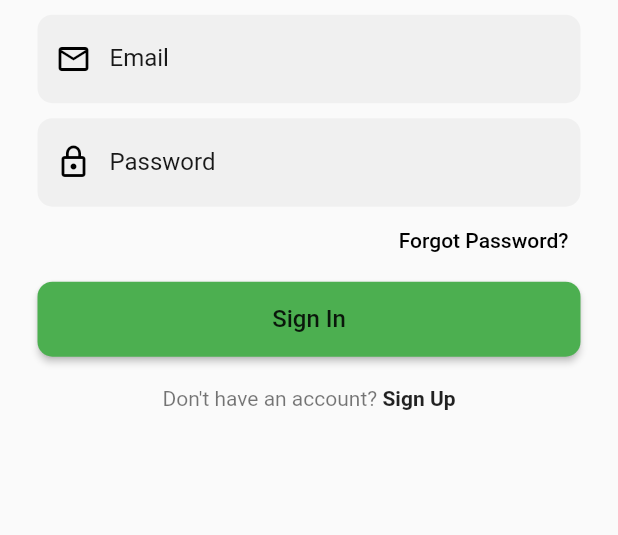
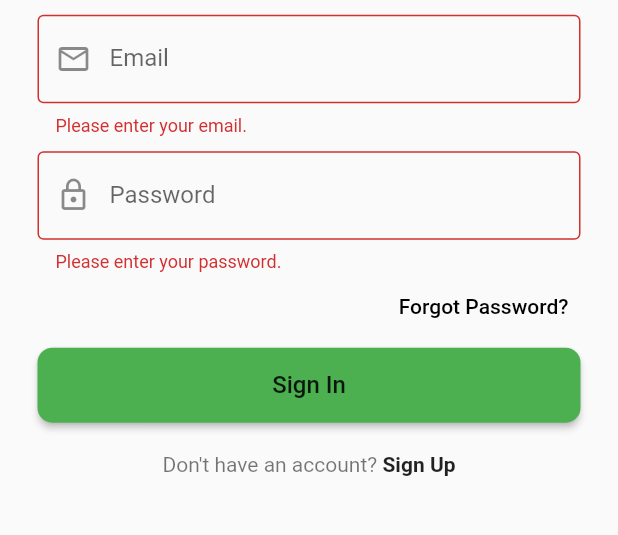
Before and after one commit to SimiAdeyemi/FitHub, a Flutter app: the screen it shows after launch, after a tap on "Sign In", on a phone screen of 412 x 824 dp, the part 336-871 px from its top. Run offline on Flutter 3.47's test engine with Material 2 defaults, Android fonts, the phone set to English and light mode, and no system bars; our stand-ins replace firebase_auth, firebase_core; accounts and stored records are empty.

Commit message:
Added validation of Email and Password TextFields (on SignInPage.dart), with error message appearing with incorrect input.

```diff
--- a/lib/LogInScreens/SignInPage.dart
+++ b/lib/LogInScreens/SignInPage.dart
@@ -18,36 +18,77 @@ class _SignInPageState extends State<SignInPage> {
   final TextEditingController _passwordTextController = TextEditingController();
   final TextEditingController _emailTextController = TextEditingController();
 
+  final GlobalKey<FormState> _formKey = GlobalKey<FormState>();
+  final GlobalKey<ScaffoldState> _scaffoldKey = GlobalKey<ScaffoldState>();
+
   @override
   //We return a Widget and the build function is whats builds our widget tree.
   Widget build(BuildContext context) {
-    //The Scaffold widget allows us to create a layout in our app.
     return Scaffold(
+      key: _scaffoldKey,
       body: SingleChildScrollView(
         child: Padding(
           padding: EdgeInsets.fromLTRB(25, MediaQuery.of(context).size.height * 0.2, 25, 0),
-            child: Column( //Allows us to display multiple items vertically
+          child: Form(
+            key: _formKey,
+            child: Column(
               children: <Widget>[
-                const Text("FitHub", style: TextStyle(fontSize: 50, fontWeight: FontWeight.bold, color: Colors.green),
+                const Text("FitHub", style: TextStyle(fontSize: 50, fontWeight: FontWeight.bold, color: Colors.green)),
+                const SizedBox(height: 10),
+                TextFormField(
+                  controller: _emailTextController,
+                  decoration: InputDecoration(
+                    labelText: "Email",
+                    prefixIcon: Icon(Icons.email_outlined),
+                    border: OutlineInputBorder(),
+                  ),
+                  validator: (value) {
+                    if (value == null || value.isEmpty) {
+                      return 'Please enter your email.';
+                    } else if (!RegExp(r'^[\w-]+@([\w-]+\.)+[\w-]{2,4}$').hasMatch(value)) {
+                      return 'Please enter a valid email address.';
+                    }
+                    return null;
+                  },
                 ),
                 const SizedBox(height: 10),
-                reusableTextField("Email", Icons.email_outlined, false, _emailTextController),
-                const SizedBox(height: 10),
-                reusableTextField("Password", Icons.lock_outline, true, _passwordTextController),
+                TextFormField(
+                  controller: _passwordTextController,
+                  decoration: InputDecoration(
+                    labelText: "Password",
+                    prefixIcon: Icon(Icons.lock_outline),
+                    border: OutlineInputBorder(),
+                  ),
+                  obscureText: true,
+                  validator: (value) {
+                    if (value == null || value.isEmpty) {
+                      return 'Please enter your password.';
+                    } else if (value.length < 6) {
+                      return 'Your password must be at least 6 characters long.';
+                    }
+                    return null;
+                  },
+                ),
                 const SizedBox(height: 5),
                 forgotPassword(context),
-                firebaseButton(context, "Sign In", () { //when pressed the values are checked if account exists in Firebase
+                firebaseButton(context, "Sign In", () {
+                  if (_formKey.currentState!.validate()) {
                     FirebaseAuth.instance.signInWithEmailAndPassword(email: _emailTextController.text, password: _passwordTextController.text).then((value) {
                       Navigator.push(context, MaterialPageRoute(builder: (context) => HomePage()));
                     }).onError((error, stackTrace) {
+                      ScaffoldMessenger.of(context).showSnackBar(SnackBar(
+                        content: Text('There was an error signing in. Please try again later.'),
+                      ));
                       print("Error ${error.toString()}");
                     });
+                  }
                 }),
                 signUpOption()
               ],
             ),
           ),
-        )
+        ),
+      ),
     );
   }
 
```
Also changed, not shown: 3 other files. Lines whose indentation alone changed are shown as unchanged.
